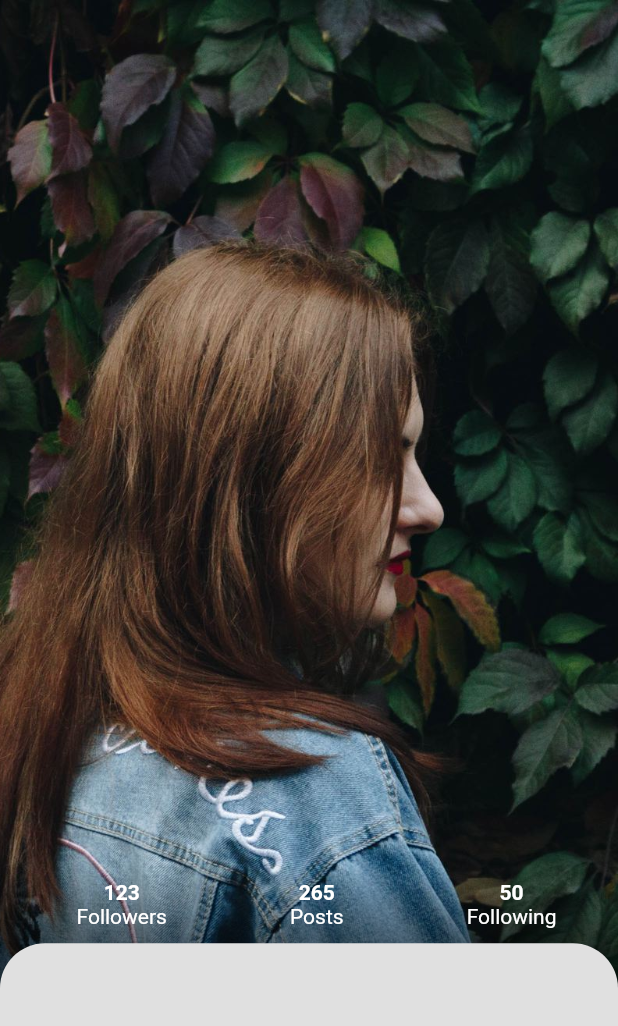
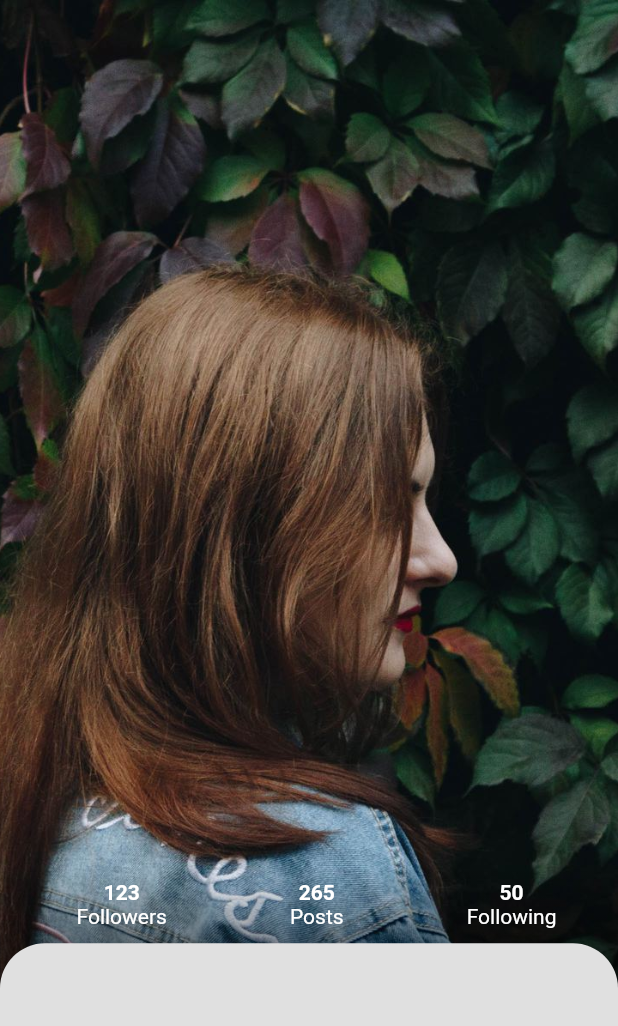
Before and after one commit to vin-the-dev/flutter_social_app, a Flutter app: the screen it shows after launch, on a phone screen of 412 x 824 dp. Shown: the top 1026 px of the screen. Run offline on Flutter 3.47's test engine with Material 2 defaults, Android fonts, the phone set to English and light mode, and no system bars.

Commit message:
Zoom with height on Tap

```diff
--- a/lib/bottom_data_widget.dart
+++ b/lib/bottom_data_widget.dart
@@ -1,5 +1,5 @@
 import 'package:flutter/material.dart';
-import 'profile_widget.dart';
+// import 'profile_widget.dart';
 import 'header_bottom_bar_widget.dart';
 import 'package:flutter/animation.dart';
 
--- a/lib/main.dart
+++ b/lib/main.dart
@@ -1,6 +1,7 @@
 import 'package:flutter/material.dart';
-import 'bottom_data_widget.dart';
+// import 'bottom_data_widget.dart';
 import 'image_page_widget.dart';
+import 'header_bottom_bar_widget.dart';
 
 void main() => runApp(new MyApp());
 
@@ -24,19 +25,93 @@ class HomePage extends StatefulWidget {
   _HomePageState createState() => new _HomePageState();
 }
 
-class _HomePageState extends State<HomePage> {
+class _HomePageState extends State<HomePage>
+    with SingleTickerProviderStateMixin {
+  Animation animation;
+  AnimationController animationController;
+  bool profileEnlarged;
+
+  @override
+  void initState() {
+    super.initState();
+    profileEnlarged = false;
+    animationController =
+        AnimationController(duration: Duration(milliseconds: 250), vsync: this);
+  }
+
+  @override
+  void didChangeDependencies() {
+    // TODO: implement didChangeDependencies
+    super.didChangeDependencies();
+    animation = Tween(begin: 0.0, end: 100.0).animate(animationController)
+      ..addListener(() {
+        setState(() {});
+      });
+  }
+
+  double getHeightForBottomBar() {
+    double curPer = ((0.8 - 0.3) / 100 * animation.value) + 0.3;
+    double h = MediaQuery.of(context).size.height;
+    return h * curPer;
+  }
+
+  double getZoomFactor() {
+    double curPer = ((1.1 - 1) / 100 * (100 - animation.value)) + 1;
+
+    return curPer;
+  }
+
   @override
   Widget build(BuildContext context) {
     return new Scaffold(
         body: new Container(
       child: new Stack(
         children: <Widget>[
-          ImagePageWidget(),
+          new Transform(
+              transform: new Matrix4.translationValues(0.0, 0.0, 0.0)
+                ..scale(getZoomFactor()),
+              alignment: Alignment.topCenter,
+              child: ImagePageWidget()),
           new Positioned(
             bottom: 0.0,
             left: 0.0,
             right: 0.0,
-            child: BottomDataWidget(),
+            child: new Container(
+              height: getHeightForBottomBar(),
+              decoration: new BoxDecoration(
+                  gradient: new LinearGradient(
+                      begin: Alignment.topCenter,
+                      end: Alignment.center,
+                      colors: [Colors.transparent, Colors.black])),
+              child: Column(
+                children: <Widget>[
+                  SizedBox(
+                    height: 10.0,
+                  ),
+                  HeaderBottomBarWidget(),
+                  new Expanded(
+                    child: MaterialButton(
+                      padding: new EdgeInsets.fromLTRB(0.0, 0.0, 0.0, 0.0),
+                      onPressed: () {
+                        if (profileEnlarged) {
+                          animationController.reverse();
+                          profileEnlarged = false;
+                        } else {
+                          animationController.forward();
+                          profileEnlarged = true;
+                        }
+                      },
+                      child: new Container(
+                          decoration: new BoxDecoration(
+                              borderRadius: new BorderRadius.only(
+                                  topLeft: Radius.circular(30.0),
+                                  topRight: new Radius.circular(30.0)),
+                              color: Colors.grey[300])),
+                    ),
+                  )
+                ],
+              ),
+            ),
           )
         ],
       ),
--- a/lib/profile_widget.dart
+++ b/lib/profile_widget.dart
@@ -15,17 +15,6 @@ class _ProfileWidgetState extends State<ProfileWidget>
   @override
   void initState() {
     super.initState();
-  }
-
-  @override
-  init(double bottomBarHeight) {
-    animationController = AnimationController(
-        duration: Duration(milliseconds: 5000), vsync: this);
-
-    animation = Tween(begin: 100.0, end: 700.0).animate(animationController)
-      ..addListener(() {
-        setState(() {});
-      });
   }
 
   @override
```
